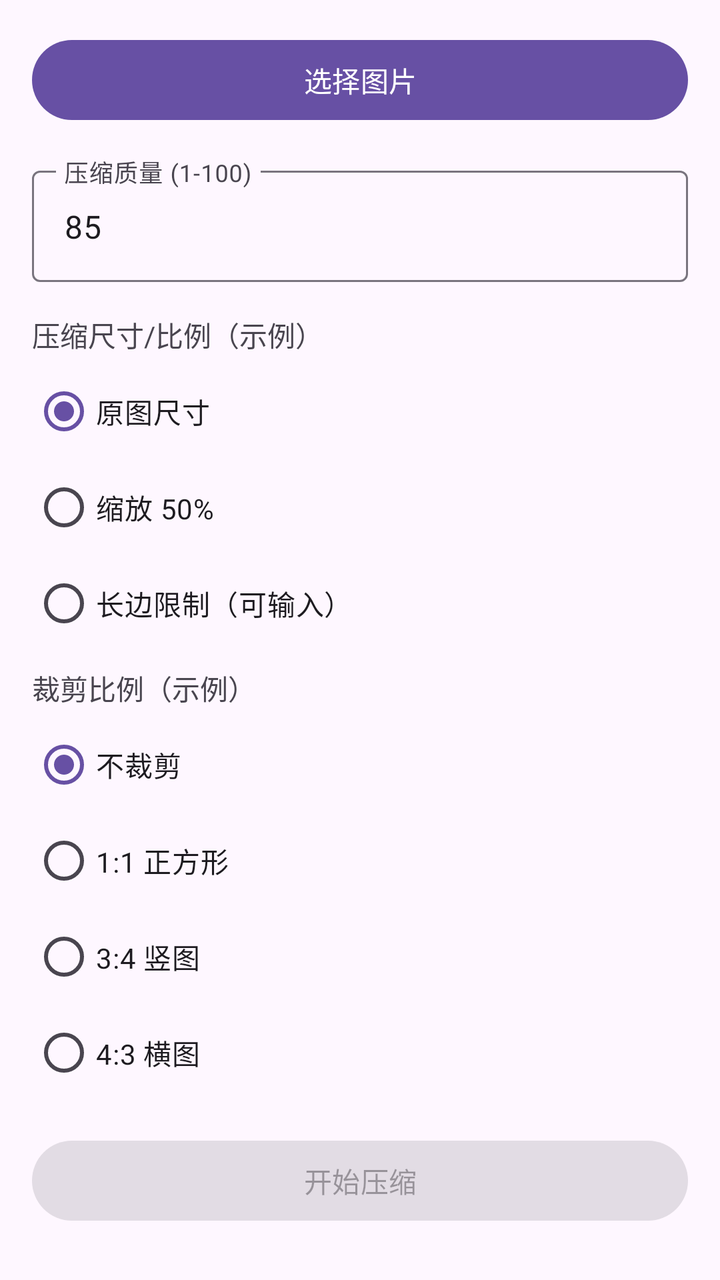
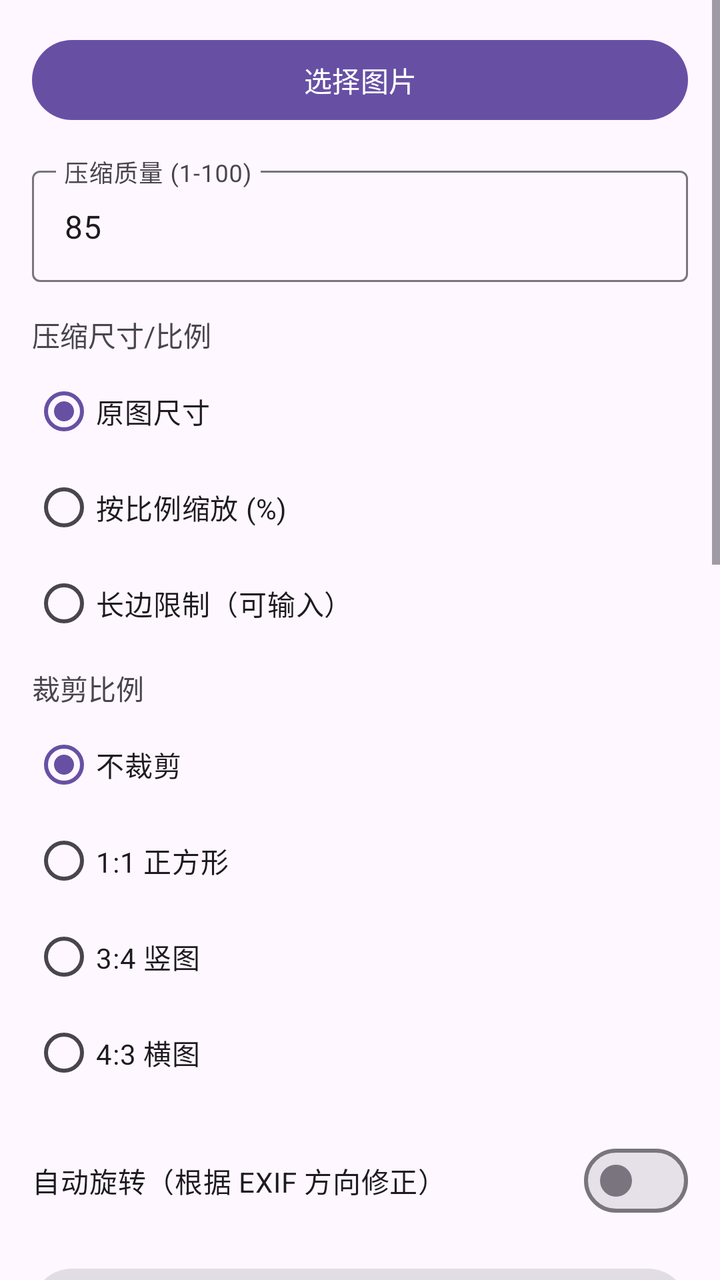

Before-and-after screenshots of an Android layout around one commit, followed by the original layout XML and the change that was made.
<!-- AndroidManifest.xml: activity theme Theme.JPEGCompressor -->
<!-- res/layout/activity_main.xml -->
<?xml version="1.0" encoding="utf-8"?>
<androidx.core.widget.NestedScrollView xmlns:android="http://schemas.android.com/apk/res/android"
    xmlns:app="http://schemas.android.com/apk/res-auto"
    android:layout_width="match_parent"
    android:layout_height="match_parent"
    android:fillViewport="true"
    android:fitsSystemWindows="true">

    <LinearLayout
        android:layout_width="match_parent"
        android:layout_height="wrap_content"
        android:orientation="vertical"
        android:padding="16dp">

        <com.google.android.material.button.MaterialButton
            android:id="@+id/btnSelectImage"
            android:layout_width="match_parent"
            android:layout_height="wrap_content"
            android:layout_marginBottom="16dp"
            android:text="选择图片" />

        <com.google.android.material.textfield.TextInputLayout
            android:layout_width="match_parent"
            android:layout_height="wrap_content"
            android:layout_marginBottom="16dp"
            android:hint="压缩质量 (1-100)">

            <com.google.android.material.textfield.TextInputEditText
                android:id="@+id/etQuality"
                android:layout_width="match_parent"
                android:layout_height="wrap_content"
                android:inputType="number"
                android:text="85" />
        </com.google.android.material.textfield.TextInputLayout>

        <TextView
            android:layout_width="wrap_content"
            android:layout_height="wrap_content"
            android:layout_marginBottom="4dp"
            android:text="压缩尺寸/比例（示例）"
            android:textSize="14sp" />

        <RadioGroup
            android:id="@+id/rgScaleMode"
            android:layout_width="match_parent"
            android:layout_height="wrap_content"
            android:layout_marginBottom="8dp"
            android:orientation="vertical">

            <RadioButton
                android:id="@+id/rbScaleOriginal"
                android:layout_width="match_parent"
                android:layout_height="wrap_content"
                android:checked="true"
                android:text="原图尺寸" />

            <RadioButton
                android:id="@+id/rbScaleHalf"
                android:layout_width="match_parent"
                android:layout_height="wrap_content"
                android:text="缩放 50%" />

            <RadioButton
                android:id="@+id/rbScaleLongEdge"
                android:layout_width="match_parent"
                android:layout_height="wrap_content"
                android:text="长边限制（可输入）" />
        </RadioGroup>

        <com.google.android.material.textfield.TextInputLayout
            android:id="@+id/tilLongEdge"
            android:layout_width="match_parent"
            android:layout_height="wrap_content"
            android:layout_marginBottom="16dp"
            android:hint="长边像素 (64–8192)"
            android:visibility="gone">

            <com.google.android.material.textfield.TextInputEditText
                android:id="@+id/etLongEdge"
                android:layout_width="match_parent"
                android:layout_height="wrap_content"
                android:inputType="number"
                android:text="1920" />
        </com.google.android.material.textfield.TextInputLayout>

        <TextView
            android:layout_width="wrap_content"
            android:layout_height="wrap_content"
            android:layout_marginBottom="4dp"
            android:text="裁剪比例（示例）"
            android:textSize="14sp" />

        <RadioGroup
            android:id="@+id/rgCropMode"
            android:layout_width="match_parent"
            android:layout_height="wrap_content"
            android:layout_marginBottom="16dp"
            android:orientation="vertical">

            <RadioButton
                android:id="@+id/rbCropNone"
                android:layout_width="match_parent"
                android:layout_height="wrap_content"
                android:checked="true"
                android:text="不裁剪" />

            <RadioButton
                android:id="@+id/rbCrop1x1"
                android:layout_width="match_parent"
                android:layout_height="wrap_content"
                android:text="1:1 正方形" />

            <RadioButton
                android:id="@+id/rbCrop3x4"
                android:layout_width="match_parent"
                android:layout_height="wrap_content"
                android:text="3:4 竖图" />

            <RadioButton
                android:id="@+id/rbCrop4x3"
                android:layout_width="match_parent"
                android:layout_height="wrap_content"
                android:text="4:3 横图" />
        </RadioGroup>

        <com.google.android.material.button.MaterialButton
            android:id="@+id/btnCompress"
            android:layout_width="match_parent"
            android:layout_height="wrap_content"
            android:layout_marginBottom="24dp"
            android:enabled="false"
            android:text="开始压缩" />

        <TextView
            android:layout_width="wrap_content"
            android:layout_height="wrap_content"
            android:layout_marginBottom="8dp"
            android:text="压缩前"
            android:textSize="18sp"
            android:textStyle="bold" />

        <ImageView
            android:id="@+id/ivOriginal"
            android:layout_width="match_parent"
            android:layout_height="200dp"
            android:layout_marginBottom="8dp"
            android:background="@android:drawable/picture_frame"
            android:contentDescription="原始图片"
            android:scaleType="centerCrop" />

        <TextView
            android:id="@+id/tvOriginalInfo"
            android:layout_width="wrap_content"
            android:layout_height="wrap_content"
            android:layout_marginBottom="16dp"
            android:text="未选择图片"
            android:textSize="12sp" />

        <com.google.android.material.button.MaterialButton
            android:id="@+id/btnPreviewOriginal"
            style="@style/Widget.Material3.Button.OutlinedButton"
            android:layout_width="match_parent"
            android:layout_height="wrap_content"
            android:layout_marginBottom="24dp"
            android:enabled="false"
            android:text="在相册中预览原始图片" />

        <TextView
            android:layout_width="wrap_content"
            android:layout_height="wrap_content"
            android:layout_marginBottom="8dp"
            android:text="压缩后"
            android:textSize="18sp"
            android:textStyle="bold" />

        <ImageView
            android:id="@+id/ivCompressed"
            android:layout_width="match_parent"
            android:layout_height="200dp"
            android:layout_marginBottom="8dp"
            android:background="@android:drawable/picture_frame"
            android:contentDescription="压缩后图片"
            android:scaleType="centerCrop" />

        <TextView
            android:id="@+id/tvCompressedInfo"
            android:layout_width="wrap_content"
            android:layout_height="wrap_content"
            android:layout_marginBottom="16dp"
            android:text="未压缩"
            android:textSize="12sp" />

        <com.google.android.material.button.MaterialButton
            android:id="@+id/btnPreviewCompressed"
            style="@style/Widget.Material3.Button.OutlinedButton"
            android:layout_width="match_parent"
            android:layout_height="wrap_content"
            android:layout_marginBottom="8dp"
            android:enabled="false"
            android:text="在相册中预览压缩后图片" />

        <com.google.android.material.button.MaterialButton
            android:id="@+id/btnSaveToGallery"
            style="@style/Widget.Material3.Button.OutlinedButton"
            android:layout_width="match_parent"
            android:layout_height="wrap_content"
            android:layout_marginBottom="24dp"
            android:enabled="false"
            android:text="保存压缩图到相册" />

        <com.google.android.material.card.MaterialCardView
            android:layout_width="match_parent"
            android:layout_height="wrap_content"
            android:layout_marginTop="16dp"
            app:cardCornerRadius="8dp"
            app:cardElevation="0dp">

            <LinearLayout
                android:layout_width="match_parent"
                android:layout_height="wrap_content"
                android:orientation="vertical"
                android:padding="16dp">

                <TextView
                    android:layout_width="wrap_content"
                    android:layout_height="wrap_content"
                    android:layout_marginBottom="8dp"
                    android:text="压缩结果"
                    android:textSize="16sp"
                    android:textStyle="bold" />

                <TextView
                    android:id="@+id/tvCompressResult"
                    android:layout_width="wrap_content"
                    android:layout_height="wrap_content"
                    android:text="等待压缩..."
                    android:textSize="14sp" />
            </LinearLayout>
        </com.google.android.material.card.MaterialCardView>

        <ProgressBar
            android:id="@+id/progressBar"
            android:layout_width="wrap_content"
            android:layout_height="wrap_content"
            android:layout_gravity="center"
            android:layout_marginTop="16dp"
            android:visibility="gone" />

    </LinearLayout>
</androidx.core.widget.NestedScrollView>
<!-- resources referenced by this layout -->
<resources>
  <style name="Theme.JPEGCompressor" parent="Theme.Material3.DayNight.NoActionBar" />
</resources>

<!-- the commit's change to res/layout/activity_main.xml (unified diff, before → after) -->
@@ -1,5 +1,5 @@
 <?xml version="1.0" encoding="utf-8"?>
-<androidx.core.widget.NestedScrollView xmlns:android="http://schemas.android.com/apk/res/android"
+<ScrollView xmlns:android="http://schemas.android.com/apk/res/android"
     xmlns:app="http://schemas.android.com/apk/res-auto"
     android:layout_width="match_parent"
     android:layout_height="match_parent"
@@ -37,7 +37,7 @@
             android:layout_width="wrap_content"
             android:layout_height="wrap_content"
             android:layout_marginBottom="4dp"
-            android:text="压缩尺寸/比例（示例）"
+            android:text="压缩尺寸/比例"
             android:textSize="14sp" />
 
         <RadioGroup
@@ -52,18 +52,38 @@
                 android:layout_width="match_parent"
                 android:layout_height="wrap_content"
                 android:checked="true"
+                android:gravity="center_vertical"
                 android:text="原图尺寸" />
 
             <RadioButton
                 android:id="@+id/rbScaleHalf"
                 android:layout_width="match_parent"
                 android:layout_height="wrap_content"
-                android:text="缩放 50%" />
+                android:gravity="center_vertical"
+                android:text="按比例缩放 (%)" />
+
+            <com.google.android.material.textfield.TextInputLayout
+                android:id="@+id/tilScalePercent"
+                android:layout_width="match_parent"
+                android:layout_height="wrap_content"
+                android:layout_marginStart="24dp"
+                android:layout_marginBottom="4dp"
+                android:hint="缩放比例 (1–100)"
+                android:visibility="gone">
+
+                <com.google.android.material.textfield.TextInputEditText
+                    android:id="@+id/etScalePercent"
+                    android:layout_width="match_parent"
+                    android:layout_height="wrap_content"
+                    android:inputType="number"
+                    android:text="50" />
+            </com.google.android.material.textfield.TextInputLayout>
 
             <RadioButton
                 android:id="@+id/rbScaleLongEdge"
                 android:layout_width="match_parent"
                 android:layout_height="wrap_content"
+                android:gravity="center_vertical"
                 android:text="长边限制（可输入）" />
         </RadioGroup>
 
@@ -87,7 +107,7 @@
             android:layout_width="wrap_content"
             android:layout_height="wrap_content"
             android:layout_marginBottom="4dp"
-            android:text="裁剪比例（示例）"
+            android:text="裁剪比例"
             android:textSize="14sp" />
 
         <RadioGroup
@@ -122,6 +142,14 @@
                 android:layout_height="wrap_content"
                 android:text="4:3 横图" />
         </RadioGroup>
+
+        <com.google.android.material.materialswitch.MaterialSwitch
+            android:id="@+id/switchAutoRotate"
+            android:layout_width="match_parent"
+            android:layout_height="wrap_content"
+            android:layout_marginBottom="16dp"
+            android:checked="false"
+            android:text="自动旋转（根据 EXIF 方向修正）" />
 
         <com.google.android.material.button.MaterialButton
             android:id="@+id/btnCompress"
@@ -145,25 +173,18 @@
             android:layout_height="200dp"
             android:layout_marginBottom="8dp"
             android:background="@android:drawable/picture_frame"
-            android:contentDescription="原始图片"
+            android:clickable="true"
+            android:contentDescription="原始图片，点击预览"
+            android:focusable="true"
             android:scaleType="centerCrop" />
 
         <TextView
             android:id="@+id/tvOriginalInfo"
             android:layout_width="wrap_content"
             android:layout_height="wrap_content"
-            android:layout_marginBottom="16dp"
+            android:layout_marginBottom="24dp"
             android:text="未选择图片"
             android:textSize="12sp" />
-
-        <com.google.android.material.button.MaterialButton
-            android:id="@+id/btnPreviewOriginal"
-            style="@style/Widget.Material3.Button.OutlinedButton"
-            android:layout_width="match_parent"
-            android:layout_height="wrap_content"
-            android:layout_marginBottom="24dp"
-            android:enabled="false"
-            android:text="在相册中预览原始图片" />
 
         <TextView
             android:layout_width="wrap_content"
@@ -179,7 +200,9 @@
             android:layout_height="200dp"
             android:layout_marginBottom="8dp"
             android:background="@android:drawable/picture_frame"
-            android:contentDescription="压缩后图片"
+            android:clickable="true"
+            android:contentDescription="压缩后图片，点击预览"
+            android:focusable="true"
             android:scaleType="centerCrop" />
 
         <TextView
@@ -189,15 +212,6 @@
             android:layout_marginBottom="16dp"
             android:text="未压缩"
             android:textSize="12sp" />
-
-        <com.google.android.material.button.MaterialButton
-            android:id="@+id/btnPreviewCompressed"
-            style="@style/Widget.Material3.Button.OutlinedButton"
-            android:layout_width="match_parent"
-            android:layout_height="wrap_content"
-            android:layout_marginBottom="8dp"
-            android:enabled="false"
-            android:text="在相册中预览压缩后图片" />
 
         <com.google.android.material.button.MaterialButton
             android:id="@+id/btnSaveToGallery"
@@ -247,4 +261,4 @@
             android:visibility="gone" />
 
     </LinearLayout>
-</androidx.core.widget.NestedScrollView>
+</ScrollView>
